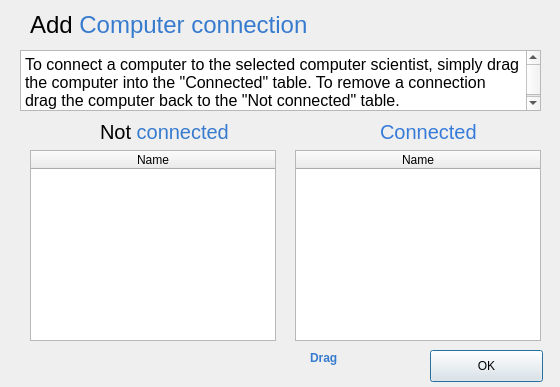
Before: the Qt Designer form ui/computerconnectdialog.ui in VLN-H7/Skil3, drawn with Qt 5.
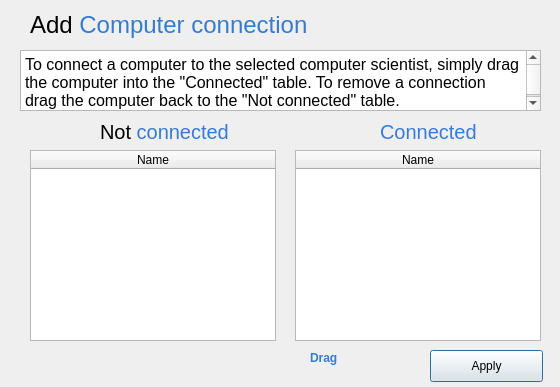
After: the same form once the commit is applied. Icons and pictures are not drawn. Custom widgets are drawn as their Qt base class.

Patch:
```diff
--- a/ui/computerconnectdialog.ui
+++ b/ui/computerconnectdialog.ui
@@ -211,7 +211,7 @@
     </rect>
    </property>
    <property name="text">
-    <string>OK</string>
+    <string>Apply</string>
    </property>
   </widget>
  </widget>
```
Left out of the diff: 4 changed lines with no effect on the pictures.
